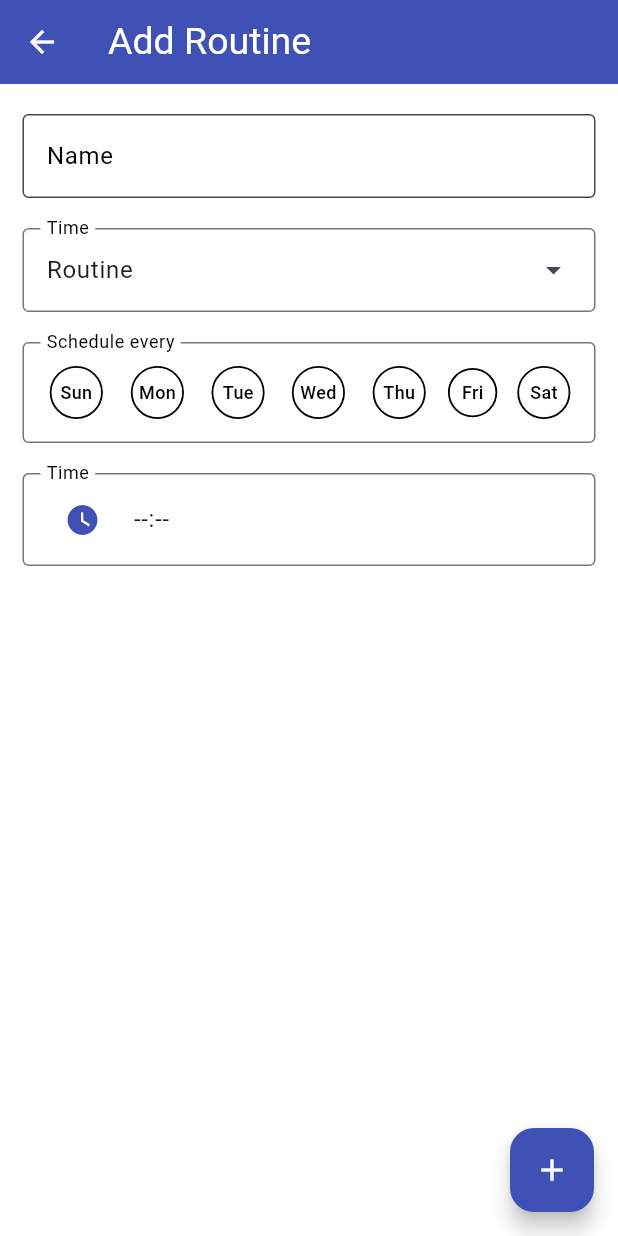
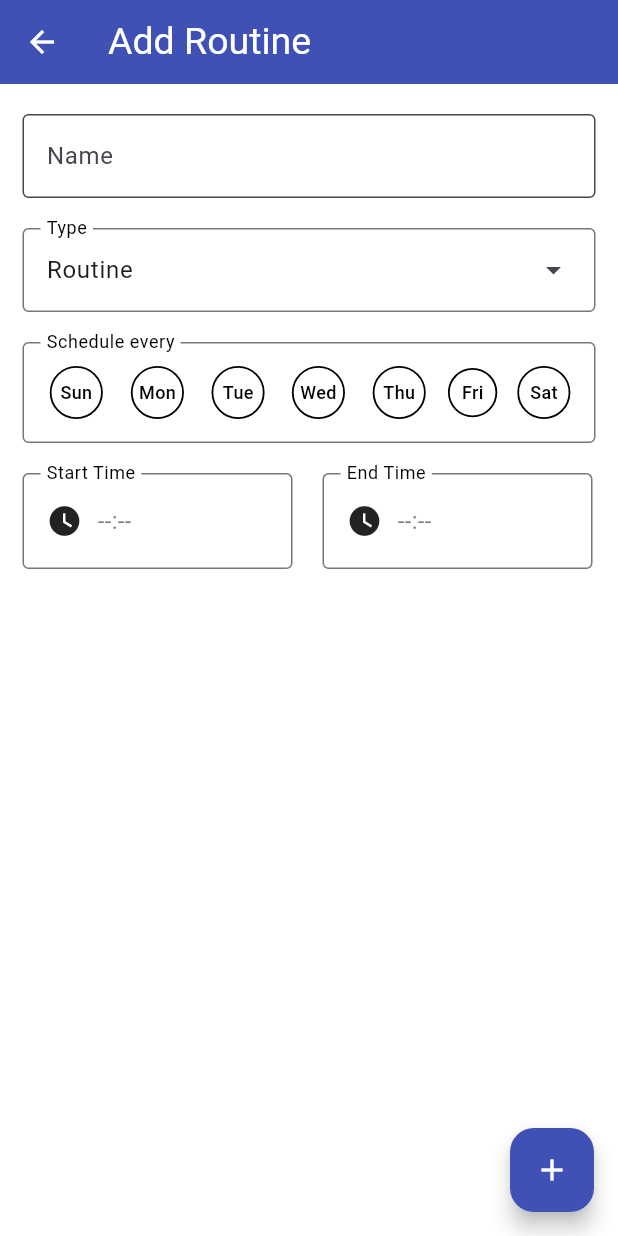
Before and after one commit to olopsc-rxaliman/studyante, a Flutter app: the RoutineBuilderPage screen opened directly, after a tap on "Add Routine", on a phone screen of 412 x 824 dp. Run offline on Flutter 3.47's test engine with Material 3 defaults, Android fonts, the phone set to English and light mode, and no system bars; our stand-ins replace animated_list_plus, hive_flutter; accounts and stored records are empty.

Commit message:
Completed add/modify routine page UI (I did my best)

```diff
--- a/lib/components/routinebuilder/routinebuilder_add_modify_routine.dart
+++ b/lib/components/routinebuilder/routinebuilder_add_modify_routine.dart
@@ -1,5 +1,6 @@
 import "package:flutter/material.dart";
 import "package:studyante/hive/hive_constants.dart";
+import "package:studyante/hive/hive_routinebuilder_functions.dart";
 
 class RoutineBuilderAddModifyRoutinePage extends StatefulWidget {
   final Map? routine;
@@ -19,7 +20,10 @@ class _RoutineBuilderAddModifyRoutinePageState extends State<RoutineBuilderAddMo
   late final TextEditingController routineInputController;
   late final GlobalKey<FormState> formKey;
   late bool isErrorOnSchedule;
-  var selectedTime;
+  late bool isErrorOnStartTime;
+  late bool isErrorOnEndTime;
+  late String startTime;
+  late String endTime;
 
   Map scheduleOn = {
     'sunday': false,
@@ -39,6 +43,10 @@ class _RoutineBuilderAddModifyRoutinePageState extends State<RoutineBuilderAddMo
     routineInputController = TextEditingController();
     formKey = GlobalKey<FormState>();
     isErrorOnSchedule = false;
+    isErrorOnStartTime = false;
+    isErrorOnEndTime = false;
+    startTime = "--:--";
+    endTime = "--:--";
   }
 
   @override
@@ -107,13 +115,22 @@ class _RoutineBuilderAddModifyRoutinePageState extends State<RoutineBuilderAddMo
       ),
       floatingActionButton: FloatingActionButton(
         backgroundColor: Colors.indigo,
-        onPressed: () {
+        onPressed: () async {
           setState(() {
             isErrorOnSchedule = !selectedAtleastOneDay();
+            isErrorOnStartTime = startTime == '--:--';
+            isErrorOnEndTime = endTime == '--:--';
           });
           if (formKey.currentState!.validate()) {
-            if (isErrorOnSchedule == false) {
-              print("Accepted");
+            if (isErrorOnSchedule == false && isErrorOnStartTime == false && isErrorOnEndTime == false) {
+              RoutineBuilderHiveFunctions.addRoutine(
+                name: nameInputController.text,
+                type: routineInputController.text,
+                scheduleEvery: scheduleOn,
+                startTime: startTime,
+                endTime: endTime,
+              );
+              Navigator.of(context).pop();
             }
           }
         },
@@ -136,10 +153,8 @@ class _RoutineBuilderAddModifyRoutinePageState extends State<RoutineBuilderAddMo
                 controller: nameInputController,
                 cursorColor: Colors.black,
                 decoration: const InputDecoration(
-                  label: Text(
-                    "Name",
-                    style: TextStyle(color: Colors.black),
-                  ),
+                  label: Text("Name"),
+                  floatingLabelStyle: TextStyle(color: Colors.black),
                   border: OutlineInputBorder(),
                   fillColor: Colors.white,
                   filled: true,
@@ -154,7 +169,7 @@ class _RoutineBuilderAddModifyRoutinePageState extends State<RoutineBuilderAddMo
                 textInputAction: TextInputAction.done,
                 onTapOutside: (event) => FocusManager.instance.primaryFocus?.unfocus(),
                 validator: (value) {
-                  if (value == null || value.toString().isEmpty) return "This field is required";
+                  if (value == null || value.toString().isEmpty) return "Enter the routine name";
                   return null;
                 },
               ),
@@ -167,7 +182,7 @@ class _RoutineBuilderAddModifyRoutinePageState extends State<RoutineBuilderAddMo
                 ),
                 expandedInsets: EdgeInsets.zero,
                 label: const Text(
-                  "Time",
+                  "Type",
                   style: TextStyle(color: Colors.black),
                 ),
                 initialSelection: RoutineType.misc,
@@ -219,35 +234,106 @@ class _RoutineBuilderAddModifyRoutinePageState extends State<RoutineBuilderAddMo
                 ),
               ),
               const SizedBox(height: 20.0),
-              InputDecorator(
-                decoration: const InputDecoration(
-                  border: OutlineInputBorder(),
-                  label: Text(
-                    "Time",
-                    style: TextStyle(color: Colors.black),
-                  ),
-                ),
-                child: ListTile(
-                  minTileHeight: 30,
-                  minVerticalPadding: 0,
-                  contentPadding: EdgeInsets.zero,
-                  horizontalTitleGap: 10,
-                  title: const Text("--:--"),
-                  leading: IconButton(
-                    onPressed: () async {
-                      showDialog(
-                        context: context,
-                        builder: (context) => TimePickerDialog(
+              Wrap(
+                spacing: 20,
+                runSpacing: 20,
+                children: [
+                  IntrinsicWidth(
+                    stepWidth: 180,
+                    child: GestureDetector(
+                      onTap: () async {
+                        TimeOfDay? selected = await showTimePicker(
+                          context: context,
                           initialTime: TimeOfDay.now(),
+                        );
+                        setState(() {
+                          if (selected != null) {
+                            startTime = selected.format(context);
+                            isErrorOnStartTime = false;
+                          }
+                        });
+                      },
+                      child: InputDecorator(
+                        expands: false,
+                        decoration: InputDecoration(
+                          contentPadding: const EdgeInsets.fromLTRB(12, 24, 12, 16),
+                          border: const OutlineInputBorder(),
+                          errorBorder: OutlineInputBorder(
+                            borderSide: BorderSide(
+                              color: Colors.red.shade900,
+                              width: 1,
+                            ),
+                          ),
+                          errorText: isErrorOnStartTime ? "Select the start time" : null,
+                          label: const Text(
+                            "Start Time",
+                            style: TextStyle(color: Colors.black),
+                          ),
                         ),
-                      );
-                    },
-                    icon: const Icon(
-                      Icons.watch_later,
-                      color: Colors.indigo,
+                        child: Row(
+                          children: [
+                            const Icon(Icons.watch_later),
+                            const SizedBox(width: 10),
+                            Text(
+                              startTime,
+                              style: TextStyle(
+                                fontSize: 16,
+                                color: startTime == '--:--' ? Colors.black54 : Colors.black
+                              ),
+                            ),
+                          ],
+                        ),
+                      ),
                     ),
                   ),
-                ),
+                  IntrinsicWidth(
+                    stepWidth: 180,
+                    child: GestureDetector(
+                      onTap: () async {
+                        TimeOfDay? selected = await showTimePicker(
+                          context: context,
+                          initialTime: TimeOfDay.now(),
+                        );
+                        setState(() {
+                          if (selected != null) {
+                            endTime = selected.format(context);
+                            isErrorOnEndTime = false;
+                          }
+                        });
+                      },
+                      child: InputDecorator(
+                        decoration: InputDecoration(
+                          contentPadding: const EdgeInsets.fromLTRB(12, 24, 12, 16),
+                          border: const OutlineInputBorder(),
+                          errorBorder: OutlineInputBorder(
+                            borderSide: BorderSide(
+                              color: Colors.red.shade900,
+                              width: 1,
+                            ),
+                          ),
+                          errorText: isErrorOnEndTime ? "Select the end time" : null,
+                          label: const Text(
+                            "End Time",
+                            style: TextStyle(color: Colors.black),
+                          ),
+                        ),
+                        child: Row(
+                          children: [
+                            const Icon(Icons.watch_later),
+                            const SizedBox(width: 10),
+                            Text(
+                              endTime,
+                              style: TextStyle(
+                                fontSize: 16,
+                                color: endTime == '--:--' ? Colors.black54 : Colors.black
+                              ),
+                            ),
+                          ],
+                        ),
+                      ),
+                    ),
+                  ),
+                ],
               ),
             ],
           ),
--- a/lib/components/routinebuilder/routinebuilder_tabview.dart
+++ b/lib/components/routinebuilder/routinebuilder_tabview.dart
@@ -2,7 +2,7 @@ import "package:flutter/material.dart";
 import "package:studyante/hive/hive_constants.dart";
 
 class RoutineBuilderTabView extends StatelessWidget {
-  final List<Map> routineList;
+  final List routineList;
 
   const RoutineBuilderTabView({
     super.key,
@@ -19,7 +19,7 @@ class RoutineBuilderTabView extends StatelessWidget {
         Map routine = routineList[index];
 
         return Card(
-          color: routine['name'] == "Routine 5" ? Colors.yellow : Colors.white,
+          color: routine['name'] == "Gold" ? Colors.yellow : Colors.white,
           child: ListTile(
             leading: Icon(
               routine['type'] == RoutineType.misc.index ? Icons.refresh
@@ -29,7 +29,7 @@ class RoutineBuilderTabView extends StatelessWidget {
               color: Colors.black,
             ),
             title: Text(routine['name']),
-            subtitle: Text(routine['time']),
+            subtitle: Text("${routine['startTime']} - ${routine['endTime']}"),
           ),
         );
       }
--- a/lib/hive/hive_constants.dart
+++ b/lib/hive/hive_constants.dart
@@ -1,5 +1,6 @@
 // Box Names
 const todoListBoxName = "todolist";
+const routineListBoxName = "routines";
 
 // Status Enumeration
 enum TaskStatus {
@@ -7,8 +8,6 @@ enum TaskStatus {
   active,
   done,
 }
-
-// Routine Type Enumeration
 enum RoutineType {
   misc,
   school,
--- /dev/null
+++ b/lib/hive/hive_routinebuilder_functions.dart
@@ -0,0 +1,40 @@
+import "package:hive_flutter/hive_flutter.dart";
+import "package:studyante/hive/hive_constants.dart";
+
+class RoutineBuilderHiveFunctions {
+  static final routineBuilderBox = Hive.box(routineListBoxName);
+
+  // Add
+  static Future<void> addRoutine({
+    required String name,
+    required String type,
+    required Map scheduleEvery,
+    required String startTime,
+    required String endTime,
+  }) => routineBuilderBox.add({
+    'name': name,
+    'type': type,
+    'scheduleEvery': scheduleEvery,
+    'startTime': startTime,
+    'endTime': endTime,
+  });
+
+  // Retrieve
+  static List getAllRoutines() => routineBuilderBox.keys.map((key) {
+    final data = routineBuilderBox.get(key);
+    return {
+      ...data,
+      'key': key,
+    };
+  }).toList();
+  static List getRoutinesFrom({
+    required String dayOfWeek,
+  }) => routineBuilderBox.keys.where(
+    (key) => routineBuilderBox.get(key)['scheduleEvery'][dayOfWeek] == true
+  ).toList();
+
+  // Update
+
+  // Delete
+  static Future<void> deleteAllRoutines() => routineBuilderBox.deleteAll(routineBuilderBox.keys);
+}
--- a/lib/main.dart
+++ b/lib/main.dart
@@ -7,6 +7,7 @@ void main() async {
   WidgetsFlutterBinding.ensureInitialized();
   await Hive.initFlutter();
   await Hive.openBox(todoListBoxName);
+  await Hive.openBox(routineListBoxName);
   runApp(const StudyanteApp());
 }
 
--- a/lib/pages/routinebuilder_page.dart
+++ b/lib/pages/routinebuilder_page.dart
@@ -2,7 +2,7 @@ import "package:flutter/material.dart";
 import "package:intl/intl.dart";
 import "package:studyante/components/routinebuilder/routinebuilder_add_modify_routine.dart";
 import "package:studyante/components/routinebuilder/routinebuilder_tabview.dart";
-import "package:studyante/hive/hive_constants.dart";
+import "package:studyante/hive/hive_routinebuilder_functions.dart";
 
 class RoutineBuilderPage extends StatefulWidget {
   const RoutineBuilderPage({super.key});
@@ -37,6 +37,8 @@ class _RoutineBuilderPageState extends State<RoutineBuilderPage> {
 
   @override
   Widget build(BuildContext context) {
+    print("ROUTINES: ${RoutineBuilderHiveFunctions.getAllRoutines()}");
+
     int dayOfWeekIndex = dayOfWeekAbbr.indexOf(currentDayOfWeekAbbr);
 
     return DefaultTabController(
@@ -57,6 +59,21 @@ class _RoutineBuilderPageState extends State<RoutineBuilderPage> {
               fontWeight: FontWeight.bold,
             ),
           ),
+          actions: [
+            IconButton(
+              onPressed: () async {
+                await RoutineBuilderHiveFunctions.deleteAllRoutines();
+                // ignore: use_build_context_synchronously
+                ScaffoldMessenger.of(context).showSnackBar(
+                  const SnackBar(content: Text("Deleted all routines"))
+                );
+              },
+              icon: const Icon(
+                Icons.delete,
+                color: Colors.white,
+              ),
+            ),
+          ],
           bottom: TabBar(
             padding: const EdgeInsets.symmetric(horizontal: 10),
             dividerColor: Colors.transparent,
@@ -77,27 +94,15 @@ class _RoutineBuilderPageState extends State<RoutineBuilderPage> {
         ),
         body: TabBarView(
           physics: const BouncingScrollPhysics(),
-          children: List.generate(
-            7,
-            (index) => RoutineBuilderTabView(
-            routineList: [
-              {'name': "Routine 5", 'time': "9:00am - 10:00am", 'type': RoutineType.misc.index},
-              {'name': "Routine 1", 'time': "9:00am - 10:00am", 'type': RoutineType.misc.index},
-              {'name': "Routine 2", 'time': "9:00am - 10:00am", 'type': RoutineType.school.index},
-              {'name': "Routine 3", 'time': "9:00am - 10:00am", 'type': RoutineType.home.index},
-              {'name': "Routine 4", 'time': "9:00am - 10:00am", 'type': RoutineType.misc.index},
-              {'name': "Routine 2", 'time': "9:00am - 10:00am", 'type': RoutineType.school.index},
-              {'name': "Routine 3", 'time': "9:00am - 10:00am", 'type': RoutineType.home.index},
-              {'name': "Routine 3", 'time': "9:00am - 10:00am", 'type': RoutineType.home.index},
-              {'name': "Routine 3", 'time': "9:00am - 10:00am", 'type': RoutineType.home.index},
-              {'name': "Routine 3", 'time': "9:00am - 10:00am", 'type': RoutineType.home.index},
-              {'name': "Routine 2", 'time': "9:00am - 10:00am", 'type': RoutineType.school.index},
-              {'name': "Routine 3", 'time': "9:00am - 10:00am", 'type': RoutineType.home.index},
-              {'name': "Routine 3", 'time': "9:00am - 10:00am", 'type': RoutineType.home.index},
-              {'name': "Routine 2", 'time': "9:00am - 10:00am", 'type': RoutineType.school.index},
-              {'name': "Routine 3", 'time': "9:00am - 10:00am", 'type': RoutineType.home.index},
-            ],
-          )),
+          children: [
+            RoutineBuilderTabView(routineList: RoutineBuilderHiveFunctions.getRoutinesFrom(dayOfWeek: 'sunday')),
+            RoutineBuilderTabView(routineList: RoutineBuilderHiveFunctions.getRoutinesFrom(dayOfWeek: 'monday')),
+            RoutineBuilderTabView(routineList: RoutineBuilderHiveFunctions.getRoutinesFrom(dayOfWeek: 'tuesday')),
+            RoutineBuilderTabView(routineList: RoutineBuilderHiveFunctions.getRoutinesFrom(dayOfWeek: 'wednesday')),
+            RoutineBuilderTabView(routineList: RoutineBuilderHiveFunctions.getRoutinesFrom(dayOfWeek: 'thursday')),
+            RoutineBuilderTabView(routineList: RoutineBuilderHiveFunctions.getRoutinesFrom(dayOfWeek: 'friday')),
+            RoutineBuilderTabView(routineList: RoutineBuilderHiveFunctions.getRoutinesFrom(dayOfWeek: 'saturday')),
+          ],
         ),
         floatingActionButton: FloatingActionButton.extended(
           backgroundColor: Colors.white,
```
